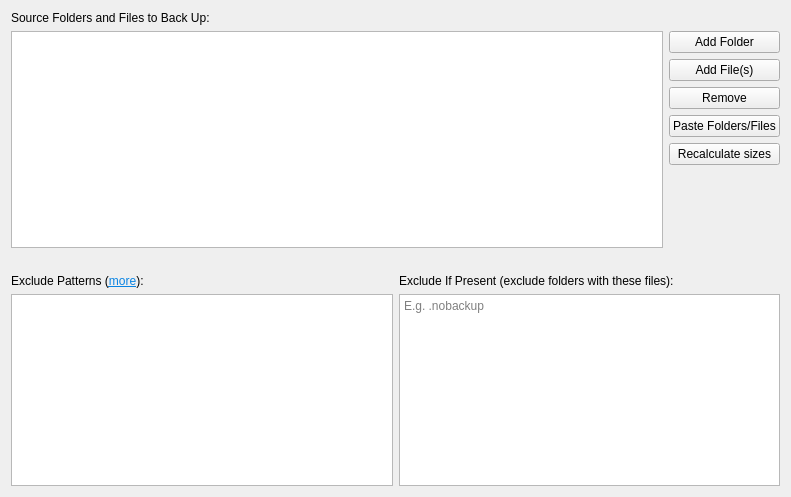
The window that src/vorta/assets/UI/sourcetab.ui (borgbase/vorta) describes before a commit, drawn with Qt 5.
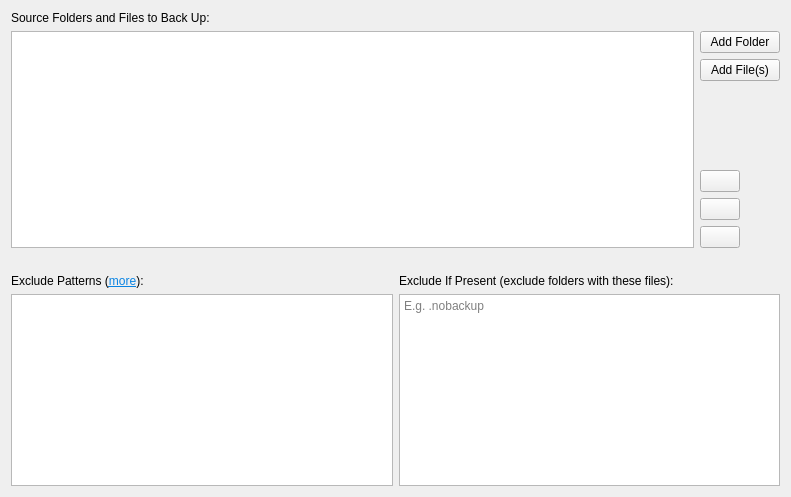
The same window after the commit.

Diff of the .ui file:
```diff
--- a/src/vorta/assets/UI/sourcetab.ui
+++ b/src/vorta/assets/UI/sourcetab.ui
@@ -87,46 +87,35 @@
       </widget>
      </item>
      <item>
-      <layout class="QVBoxLayout" name="verticalLayout">
-       <item>
-        <widget class="QPushButton" name="sourceAddFolder">
+      <layout class="QGridLayout" name="gridLayout_2" columnminimumwidth="0,0">
+       <item row="7" column="0">
+        <widget class="QPushButton" name="paste">
+         <property name="toolTip">
+          <string>Paste Folders/Files. One folder or file per line</string>
+         </property>
          <property name="text">
-          <string>Add Folder</string>
+          <string/>
          </property>
         </widget>
        </item>
-       <item>
+       <item row="1" column="0" colspan="2">
         <widget class="QPushButton" name="sourceAddFile">
          <property name="text">
           <string>Add File(s)</string>
          </property>
         </widget>
        </item>
-       <item>
-        <widget class="QPushButton" name="sourceRemove">
-         <property name="text">
-          <string>Remove</string>
-         </property>
-        </widget>
-       </item>
-       <item>
-        <widget class="QPushButton" name="paste">
-         <property name="toolTip">
-          <string>One folder or file per line</string>
-         </property>
-         <property name="text">
-          <string>Paste Folders/Files</string>
-         </property>
-        </widget>
-       </item>
-       <item>
+       <item row="5" column="0">
         <widget class="QPushButton" name="sourcesUpdate">
-         <property name="text">
+         <property name="toolTip">
           <string>Recalculate sizes</string>
          </property>
+         <property name="text">
+          <string/>
+         </property>
         </widget>
        </item>
-       <item>
+       <item row="3" column="0">
         <spacer name="verticalSpacer">
          <property name="orientation">
           <enum>Qt::Vertical</enum>
@@ -139,6 +128,23 @@
          </property>
         </spacer>
        </item>
+       <item row="0" column="0" colspan="2">
+        <widget class="QPushButton" name="sourceAddFolder">
+         <property name="text">
+          <string>Add Folder</string>
+         </property>
+        </widget>
+       </item>
+       <item row="4" column="0">
+        <widget class="QPushButton" name="sourceRemove">
+         <property name="toolTip">
+          <string>Remove</string>
+         </property>
+         <property name="text">
+          <string/>
+         </property>
+        </widget>
+       </item>
       </layout>
      </item>
     </layout>
```
